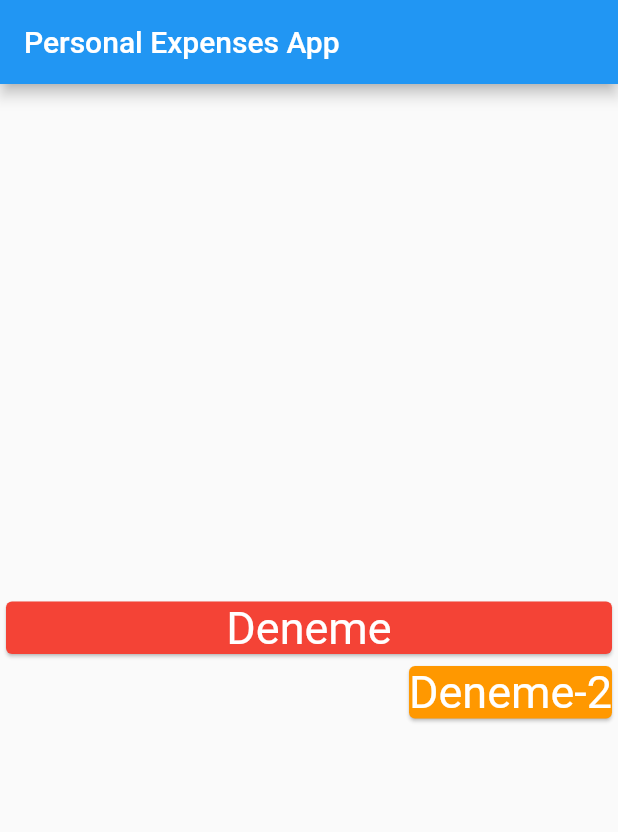
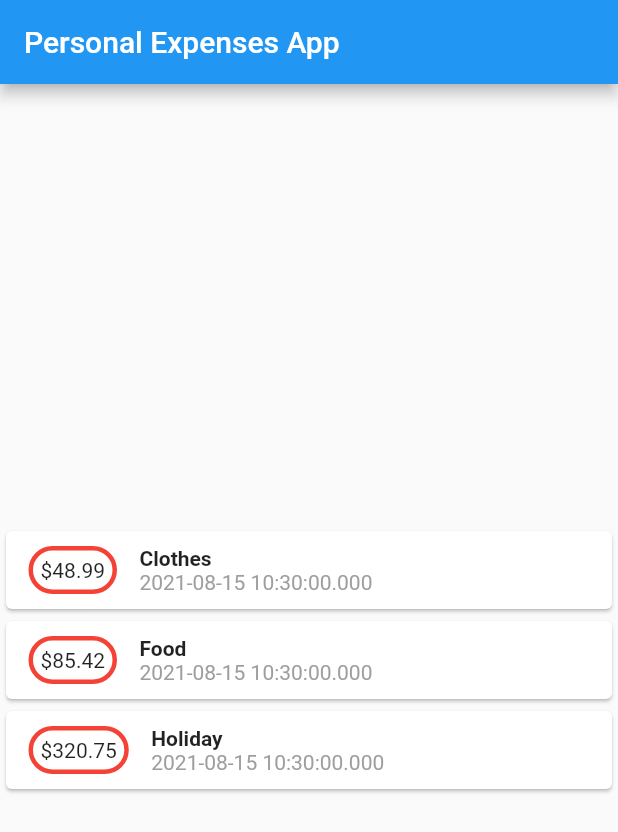
Before and after one commit to ysumut/Personal-Expenses-App, a Flutter app: the screen it shows after launch, on a phone screen of 412 x 824 dp. Shown: the top 832 px of the screen. Run offline on Flutter 3.47's test engine with Material 2 defaults, Android fonts, the phone set to English and light mode, and no system bars.

Commit message:
CardWidget and Transaction classes added

```diff
--- /dev/null
+++ b/lib/card_widget.dart
@@ -0,0 +1,37 @@
+import 'package:flutter/material.dart';
+import 'package:flutter/services.dart';
+
+class CardWidget extends StatelessWidget {
+  final String title;
+  final double amount;
+  final DateTime dateTime;
+
+  CardWidget(this.title, this.amount, this.dateTime);
+
+  @override
+  Widget build(BuildContext context) {
+    return Container(child:
+      Card(child:
+        Row(children: [
+          Container(
+            margin: EdgeInsets.symmetric(vertical: 10, horizontal: 15),
+            padding: EdgeInsets.all(5),
+            decoration: BoxDecoration(border: Border.all(color: Colors.red, width: 3), borderRadius: BorderRadius.circular(20)),
+            child: Text('\$' + amount.toString()),
+          ),
+          Column(
+            crossAxisAlignment: CrossAxisAlignment.start,
+            children: [
+              Text(title, style: TextStyle(
+                fontWeight: FontWeight.bold
+              )),
+              Text(dateTime.toString(), style: TextStyle(
+                color: Colors.grey
+              )),
+            ],
+          )
+        ],),
+      )
+    );
+  }
+}
--- a/lib/main.dart
+++ b/lib/main.dart
@@ -1,4 +1,6 @@
 import 'package:flutter/material.dart';
+import 'package:personal_expenses_app/card_widget.dart';
+import 'transaction.dart';
 
 void main() {
   runApp(MyApp());
@@ -29,6 +31,12 @@ class MyHomePage extends StatefulWidget {
 }
 
 class _MyHomePageState extends State<MyHomePage> {
+  final List<Transaction> transactions = [
+    Transaction(id: 1, title: 'Clothes', amount: 48.99),
+    Transaction(id: 2, title: 'Food', amount: 85.42),
+    Transaction(id: 3, title: 'Holiday', amount: 320.75),
+  ];
+
   @override
   Widget build(BuildContext context) {
     return Scaffold(
@@ -37,36 +45,8 @@ class _MyHomePageState extends State<MyHomePage> {
       ),
       body: Column(
         mainAxisAlignment: MainAxisAlignment.center,
-        crossAxisAlignment: CrossAxisAlignment.end,
-        children: [
-          Container(
-            width: double.infinity,
-            child: Card(
-              color: Colors.red,
-              child: Text(
-                'Deneme',
-                textAlign: TextAlign.center,
-                style: TextStyle(
-                    color: Colors.white,
-                    fontSize: 30
-                ),
-              ),
-            ),
-          ),
-          Container(
-            child: Card(
-              color: Colors.orange,
-              child: Text(
-                'Deneme-2',
-                textAlign: TextAlign.center,
-                style: TextStyle(
-                    color: Colors.white,
-                    fontSize: 30
-                ),
-              ),
-            ),
-          ),
-        ],
+        //crossAxisAlignment: CrossAxisAlignment.end,
+        children: transactions.map((e) => CardWidget(e.title, e.amount, e.dateTime)).toList(),
       ),
     );
   }
--- /dev/null
+++ b/lib/transaction.dart
@@ -0,0 +1,12 @@
+class Transaction {
+  final int id;
+  final String title;
+  final double amount;
+  final DateTime dateTime = DateTime.now();
+
+  Transaction({
+    required this.id,
+    required this.title,
+    required this.amount
+  });
+}
```
